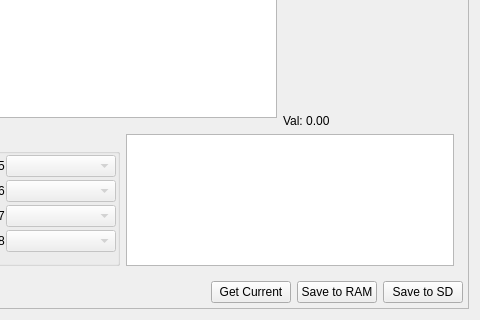
Above: ground/openpilotgcs/src/plugins/config/airframe.ui from openpilot/OpenPilot before the change; both pictures show x 250 to 730 and y 282 to 602 of the 730 by 602 pixel window. Below: the same form after it.
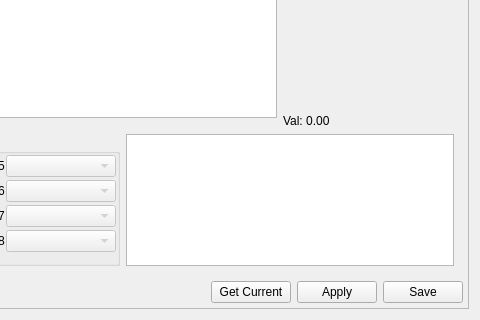
That is the form after the change. The open tabs and pages were chosen to show the change. Custom widgets are drawn as their Qt base class.

Commit message: OP-371 Update all config dialog buttons to Apply/Save instead of Save to RAM/SD.

What changed in the file:
```diff
--- a/ground/openpilotgcs/src/plugins/config/airframe.ui
+++ b/ground/openpilotgcs/src/plugins/config/airframe.ui
@@ -2078,7 +2078,7 @@
            <string>Send to OpenPilot but don't write in SD.</string>
           </property>
           <property name="text">
-           <string>Save to RAM</string>
+           <string>Apply</string>
           </property>
          </widget>
         </item>
@@ -2088,7 +2088,7 @@
            <string>Applies and Saves all settings to SD</string>
           </property>
           <property name="text">
-           <string>Save to SD</string>
+           <string>Save</string>
           </property>
          </widget>
         </item>
```
Left out of the diff: 2 changed lines with no effect on the pictures. The commit also changes 6 other files.
